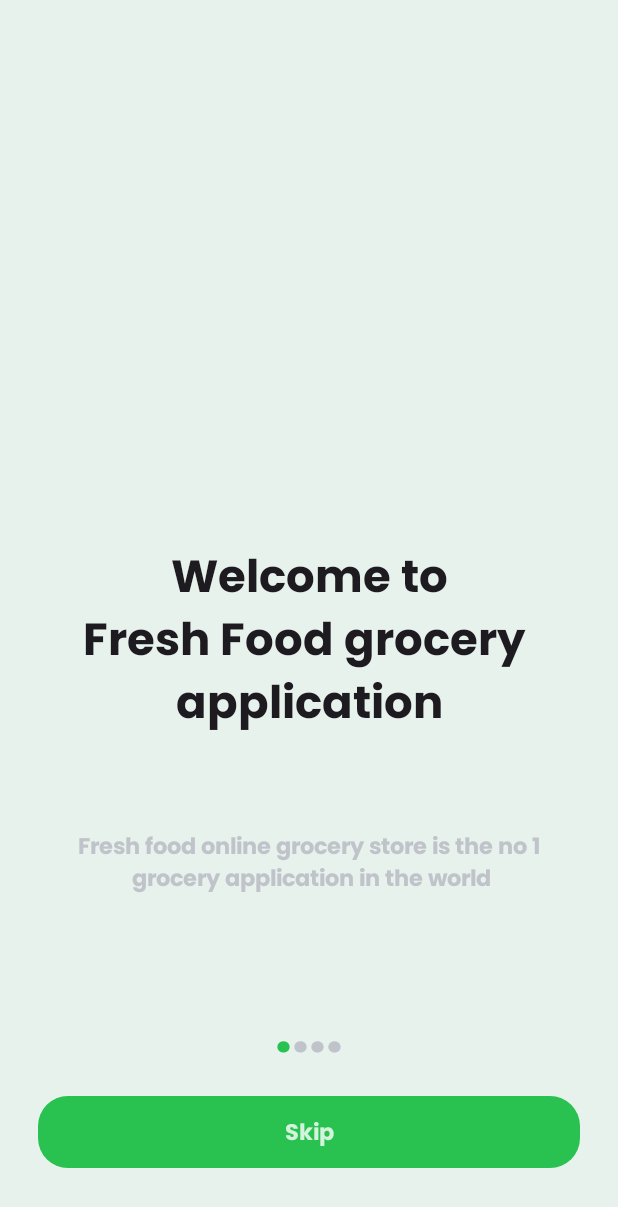
After one commit to diptodev/Fresh_Food_Delivery_App, an Android app built with Jetpack Compose: the composable Skip shown on its own in the app's theme, on a phone screen of 412 x 824 dp. The commit adds this screen. Shown: the top 1207 px of the screen. Run offline under Robolectric (Android 15) with nearby library versions, the phone set to English and light mode, and no system bars; 1 statement that could not run was skipped.

Commit message:
Skip page edited

```diff
--- a/app/src/main/java/com/excitedbroltd/freshfood/MainActivity.kt
+++ b/app/src/main/java/com/excitedbroltd/freshfood/MainActivity.kt
@@ -3,7 +3,7 @@ package com.excitedbroltd.freshfood
 import android.os.Bundle
 import androidx.activity.ComponentActivity
 import androidx.activity.compose.setContent
-import com.excitedbroltd.freshfood.ui.screens.SplashScreen.GetStarted
+import com.excitedbroltd.freshfood.ui.screens.SplashScreen.Skip
 import com.excitedbroltd.freshfood.ui.theme.FreshFoodTheme
 
 class MainActivity : ComponentActivity() {
@@ -11,7 +11,7 @@ class MainActivity : ComponentActivity() {
         super.onCreate(savedInstanceState)
         setContent {
             FreshFoodTheme {
-                GetStarted()
+                Skip()
             }
         }
     }
--- /dev/null
+++ b/app/src/main/java/com/excitedbroltd/freshfood/dataclass/SkipDataCalls.kt
@@ -0,0 +1,12 @@
+package com.excitedbroltd.freshfood.dataclass
+
+import androidx.annotation.DrawableRes
+
+data class SkipDataCalls(
+    val title1: String,
+    val title2: String,
+    val title3: String,
+    val desc1: String,
+    val desc2: String,
+    @DrawableRes val pictureId: Int
+)
--- /dev/null
+++ b/app/src/main/java/com/excitedbroltd/freshfood/ui/screens/SplashScreen/Skip.kt
@@ -0,0 +1,137 @@
+package com.excitedbroltd.freshfood.ui.screens.SplashScreen
+
+import androidx.compose.foundation.background
+import androidx.compose.foundation.clickable
+import androidx.compose.foundation.layout.Arrangement
+import androidx.compose.foundation.layout.Box
+import androidx.compose.foundation.layout.Column
+import androidx.compose.foundation.layout.Row
+import androidx.compose.foundation.layout.fillMaxSize
+import androidx.compose.foundation.layout.fillMaxWidth
+import androidx.compose.foundation.layout.height
+import androidx.compose.foundation.layout.padding
+import androidx.compose.foundation.shape.RoundedCornerShape
+import androidx.compose.material3.MaterialTheme
+import androidx.compose.material3.Text
+import androidx.compose.runtime.Composable
+import androidx.compose.ui.Alignment
+import androidx.compose.ui.Modifier
+import androidx.compose.ui.draw.clip
+import androidx.compose.ui.graphics.Color
+import androidx.compose.ui.text.style.TextAlign
+import androidx.compose.ui.unit.dp
+import androidx.compose.ui.unit.sp
+import com.excitedbroltd.freshfood.R
+import com.excitedbroltd.freshfood.dataclass.SkipDataCalls
+import com.excitedbroltd.freshfood.ui.theme.DeepGreen
+import com.excitedbroltd.freshfood.ui.theme.LightGray
+
+@Composable
+fun Skip() {
+    val skip = SkipDataCalls(
+        "Welcome to",
+        "Fresh Food grocery ",
+        "application",
+        "Fresh food online grocery store is the no 1",
+        " grocery application in the world",
+        R.drawable.splash_screen_fruits
+    )
+
+    Box(
+        modifier = Modifier
+            .fillMaxSize()
+            .background(
+                color = DeepGreen.copy(alpha = 0.1f)
+            ),
+        contentAlignment = Alignment.Center
+    ) {
+        Column(
+            modifier = Modifier.fillMaxSize(),
+            horizontalAlignment = Alignment.CenterHorizontally,
+            verticalArrangement = Arrangement.SpaceBetween
+        ) {
+            Box(Modifier.height(300.dp)) {
+            }
+
+            Column(
+                modifier = Modifier.fillMaxWidth(),
+                horizontalAlignment = Alignment.CenterHorizontally,
+                verticalArrangement = Arrangement.SpaceBetween
+            ) {
+                Text(
+                    text = skip.title1,
+                    style = MaterialTheme.typography.titleLarge,
+                    textAlign = TextAlign.Center,
+                    fontSize = 30.sp
+                )
+                Text(
+                    text = skip.title2,
+                    style = MaterialTheme.typography.titleLarge,
+                    textAlign = TextAlign.Center,
+                    fontSize = 30.sp
+                )
+                Text(
+                    text = skip.title3,
+                    style = MaterialTheme.typography.titleLarge,
+                    textAlign = TextAlign.Center,
+                    fontSize = 30.sp
+                )
+            }
+            Column(
+                modifier = Modifier
+                    .fillMaxWidth(),
+                horizontalAlignment = Alignment.CenterHorizontally,
+                verticalArrangement = Arrangement.SpaceBetween
+
+            ) {
+                Text(
+                    text = skip.desc1,
+                    style = MaterialTheme.typography.bodySmall,
+                    color = LightGray
+                )
+                Text(
+                    text = skip.desc2,
+                    style = MaterialTheme.typography.bodySmall,
+                    color = LightGray
+                )
+            }
+
+
+            Column() {
+                Row(
+                    modifier = Modifier
+                        .fillMaxWidth(),
+                    verticalAlignment = Alignment.CenterVertically,
+                    horizontalArrangement = Arrangement.Center
+                ) {
+                    for (i in 0..3) {
+                        Text(
+                            text = ".",
+                            style = MaterialTheme.typography.titleLarge,
+                            color = if (i == 0) DeepGreen else LightGray
+                        )
+                    }
+
+                }
+                Box(
+                    modifier = Modifier
+                        .fillMaxWidth()
+                        .padding(top = 15.dp, bottom = 45.dp, start = 25.dp, end = 25.dp)
+                        .clip(RoundedCornerShape(20.dp))
+                        .clickable { }
+                        .background(DeepGreen)
+                        .padding(13.dp),
+                    contentAlignment = Alignment.Center
+                ) {
+                    Text(
+                        text = "Skip",
+                        style = MaterialTheme.typography.bodySmall,
+                        color = Color.White.copy(alpha = 0.8f)
+                    )
+                }
+            }
+        }
+    }
+
+
+}
--- a/app/src/main/java/com/excitedbroltd/freshfood/ui/theme/Type.kt
+++ b/app/src/main/java/com/excitedbroltd/freshfood/ui/theme/Type.kt
@@ -34,6 +34,11 @@ val typography = Typography(
         fontWeight = FontWeight.Normal,
         fontSize = 18.sp
     ),
+    bodySmall = TextStyle(
+        fontFamily = PoppinsFont,
+        fontWeight = FontWeight.Normal,
+        fontSize = 15.sp
+    )
     /* Other default text styles to override
     titleLarge = TextStyle(
         fontFamily = FontFamily.Default,
```
